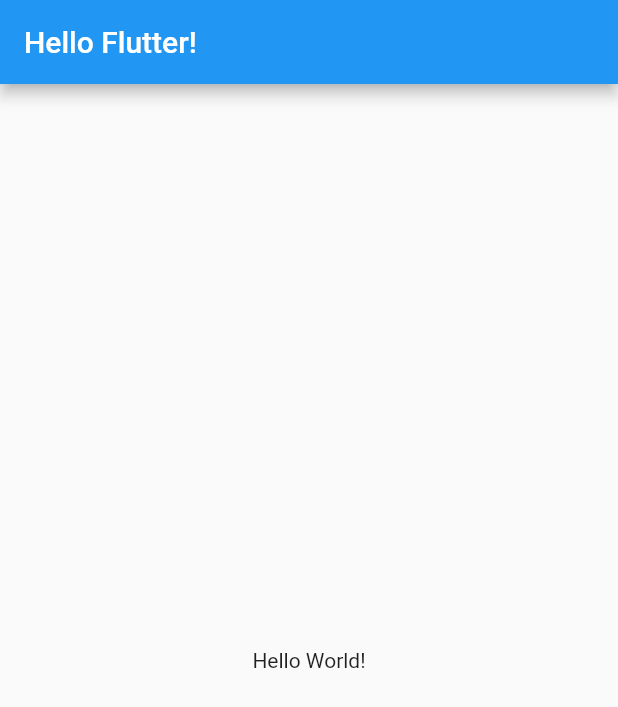
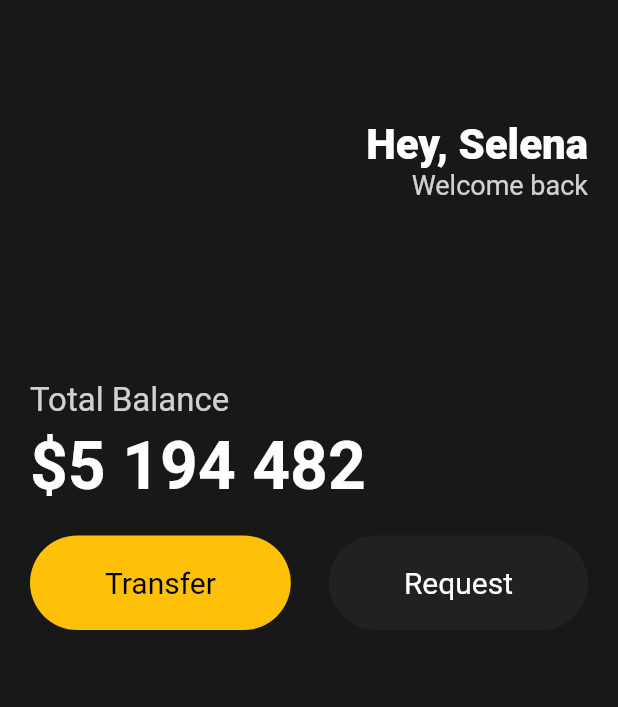
Before and after one commit to jjaegii/toonflix, a Flutter app: the screen it shows after launch, on a phone screen of 412 x 824 dp. Shown: the top 707 px of the screen. Run offline on Flutter 3.47's test engine with Material 2 defaults, Android fonts, the phone set to English and light mode, and no system bars.

Commit message:
Extract Widgets

```diff
--- a/lib/main.dart
+++ b/lib/main.dart
@@ -1,4 +1,5 @@
 import 'package:flutter/material.dart';
+import 'package:toonflix/widgets/button.dart';
 
 void main() {
   runApp(App());
@@ -9,11 +10,81 @@ class App extends StatelessWidget {
   Widget build(BuildContext context) {
     return MaterialApp(
       home: Scaffold(
-        appBar: AppBar(
-          title: Text('Hello Flutter!'),
-        ),
-        body: Center(
-          child: Text('Hello World!'),
+        backgroundColor: const Color(0xFF181818),
+        body: Padding(
+          padding: const EdgeInsets.symmetric(
+            horizontal: 20,
+          ),
+          child: Column(
+            crossAxisAlignment: CrossAxisAlignment.start,
+            children: [
+              const SizedBox(
+                height: 80,
+              ),
+              Row(
+                mainAxisAlignment: MainAxisAlignment.end,
+                children: [
+                  Column(
+                    crossAxisAlignment: CrossAxisAlignment.end,
+                    children: [
+                      const Text(
+                        'Hey, Selena',
+                        style: TextStyle(
+                          color: Colors.white,
+                          fontSize: 28,
+                          fontWeight: FontWeight.w800,
+                        ),
+                      ),
+                      Text(
+                        'Welcome back',
+                        style: TextStyle(
+                          color: Colors.white.withOpacity(0.8),
+                          fontSize: 18,
+                        ),
+                      ),
+                    ],
+                  )
+                ],
+              ),
+              const SizedBox(
+                height: 120,
+              ),
+              Text(
+                'Total Balance',
+                style: TextStyle(
+                  fontSize: 22,
+                  color: Colors.white.withOpacity(0.8),
+                ),
+              ),
+              const SizedBox(
+                height: 5,
+              ),
+              const Text(
+                '\$5 194 482',
+                style: TextStyle(
+                  fontSize: 44,
+                  fontWeight: FontWeight.w600,
+                  color: Colors.white,
+                ),
+              ),
+              const SizedBox(
+                height: 20,
+              ),
+              const Row(
+                mainAxisAlignment: MainAxisAlignment.spaceBetween,
+                children: [
+                  Button(
+                      text: 'Transfer',
+                      bgColor: Colors.amber,
+                      textColor: Colors.black),
+                  Button(
+                      text: 'Request',
+                      bgColor: Color(0xFF1F2123),
+                      textColor: Colors.white),
+                ],
+              )
+            ],
+          ),
         ),
       ),
     );
--- /dev/null
+++ b/lib/widgets/button.dart
@@ -0,0 +1,36 @@
+import 'package:flutter/material.dart';
+
+class Button extends StatelessWidget {
+  final String text;
+  final Color bgColor;
+  final Color textColor;
+
+  const Button(
+      {super.key,
+      required this.text,
+      required this.bgColor,
+      required this.textColor});
+
+  @override
+  Widget build(BuildContext context) {
+    return Container(
+      decoration: BoxDecoration(
+        color: bgColor,
+        borderRadius: BorderRadius.circular(45),
+      ),
+      child: Padding(
+        padding: const EdgeInsets.symmetric(
+          vertical: 20,
+          horizontal: 50,
+        ),
+        child: Text(
+          text,
+          style: TextStyle(
+            color: textColor,
+            fontSize: 20,
+          ),
+        ),
+      ),
+    );
+  }
+}
```
